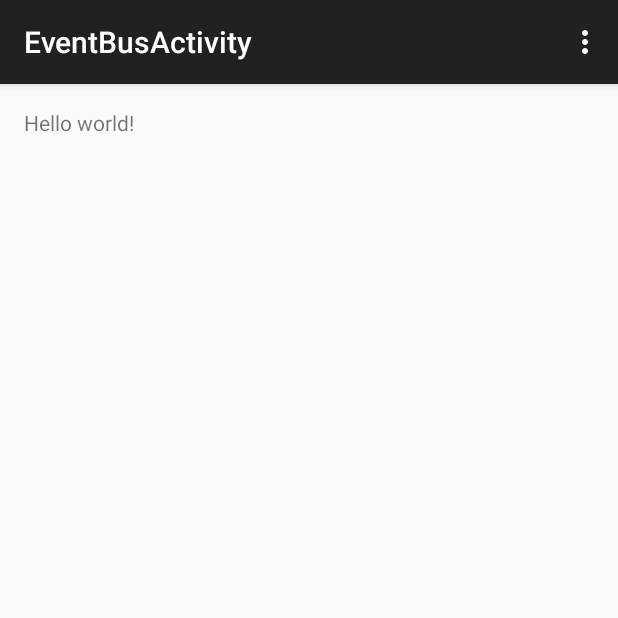
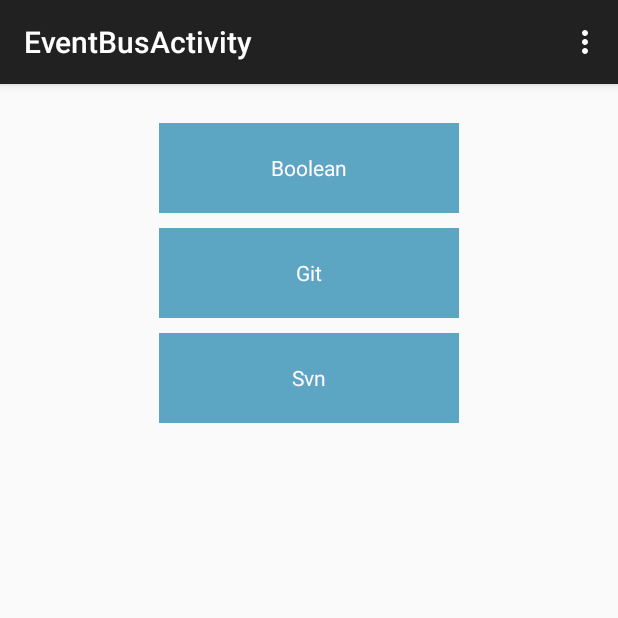
Before and after one commit to cczscq/EventBusDemo, an Android app: the EventBusActivity screen opened directly, with no data from a screen before it, on a phone screen of 412 x 824 dp, the top half of it. Run offline under Robolectric (Android 15) with nearby library versions, the phone set to English and light mode, and no system bars; our stand-ins replace ButterKnife; libraries missing offline, so code that uses them is left out: de.greenrobot.event; 2 statements that could not run were skipped.

Commit message:
add some UI and some Action for testing Post

```diff
--- a/app/build.gradle
+++ b/app/build.gradle
@@ -22,6 +22,6 @@ android {
 dependencies {
     compile fileTree(dir: 'libs', include: ['*.jar'])
     compile 'com.android.support:appcompat-v7:22.0.0'
-    compile 'com.jakewharton:butterknife:6.0.+'
+    compile 'com.jakewharton:butterknife:6.1.0'
     compile project(':EventBus')
 }
--- a/app/src/main/res/layout/activity_event_bus.xml
+++ b/app/src/main/res/layout/activity_event_bus.xml
@@ -1,4 +1,4 @@
-<RelativeLayout xmlns:android="http://schemas.android.com/apk/res/android"
+<LinearLayout xmlns:android="http://schemas.android.com/apk/res/android"
               xmlns:tools="http://schemas.android.com/tools"
               android:layout_width="match_parent"
               android:layout_height="match_parent"
@@ -6,11 +6,38 @@
               android:paddingRight="@dimen/activity_horizontal_margin"
               android:paddingTop="@dimen/activity_vertical_margin"
               android:paddingBottom="@dimen/activity_vertical_margin"
-                tools:context="cn.spade.android.eventbus.demo.EventBusActivity">
+              android:orientation="vertical"
+              tools:context=".MainActivity">
 
     <TextView
-        android:text="@string/hello_world"
-        android:layout_width="wrap_content"
-        android:layout_height="wrap_content"/>
+        android:id="@+id/post_event_boolean"
+        android:text="@string/post_event_boolean"
+        android:layout_width="200dp"
+        android:layout_height="60dp"
+        android:layout_marginTop="10dp"
+        android:gravity="center"
+        android:textColor="@color/main_color"
+        android:background="@color/default_color"
+        android:layout_gravity="center_horizontal"/>
 
-</RelativeLayout>
+    <TextView
+        android:id="@+id/post_event_action_git"
+        android:text="@string/post_event_action_git"
+        android:layout_width="200dp"
+        android:layout_height="60dp"
+        android:layout_marginTop="10dp"
+        android:gravity="center"
+        android:textColor="@color/main_color"
+        android:background="@color/default_color"
+        android:layout_gravity="center_horizontal"/>
+    <TextView
+        android:id="@+id/post_event_action_svn"
+        android:text="@string/post_event_action_svn"
+        android:layout_width="200dp"
+        android:layout_height="60dp"
+        android:layout_marginTop="10dp"
+        android:gravity="center"
+        android:textColor="@color/main_color"
+        android:background="@color/default_color"
+        android:layout_gravity="center_horizontal"/>
+</LinearLayout>
--- a/app/src/main/res/layout/activity_main.xml
+++ b/app/src/main/res/layout/activity_main.xml
@@ -14,8 +14,9 @@
         android:text="@string/start_event_bus"
         android:layout_width="200dp"
         android:layout_height="60dp"
+        android:textColor="@color/main_color"
+        android:background="@color/default_color"
         android:gravity="center"
-        android:background="#ff5d5d5a"
         android:layout_gravity="center_horizontal"/>
 
 </LinearLayout>
--- /dev/null
+++ b/app/src/main/res/values/color.xml
@@ -0,0 +1,5 @@
+<?xml version="1.0" encoding="utf-8"?>
+<resources>
+    <color name="default_color">#ff5ca5c3</color>
+    <color name="main_color">#fdfffbff</color>
+</resources>
--- a/app/src/main/res/values/strings.xml
+++ b/app/src/main/res/values/strings.xml
@@ -5,4 +5,7 @@
     <string name="action_settings">Settings</string>
     <string name="title_activity_event_bus">EventBusActivity</string>
     <string name="start_event_bus">Start</string>
+    <string name="post_event_boolean">Boolean</string>
+    <string name="post_event_action_git">Git</string>
+    <string name="post_event_action_svn">Svn</string>
 </resources>
```
Also changed, not shown: app/src/main/java/cn/spade/android/eventbus/demo/EventBusActivity.java (+32 -11 lines), app/src/main/java/cn/spade/android/eventbus/demo/Model/ActionGit.java (added, +26 -0 lines), app/src/main/java/cn/spade/android/eventbus/demo/Model/ActionSvn.java (added, +26 -0 lines), app/src/main/java/cn/spade/android/eventbus/demo/tool/LogTool.java (added, +44 -0 lines), 17 other files. Lines whose indentation alone changed are shown as unchanged.
